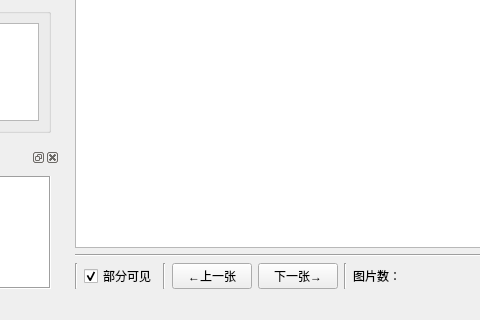
Above: UI/labelKPs.ui from Runki2018/LabelKPs before the change; both pictures show x 238 to 718 and y 452 to 772 of the 1048 by 772 pixel window. Below: the same form after it.
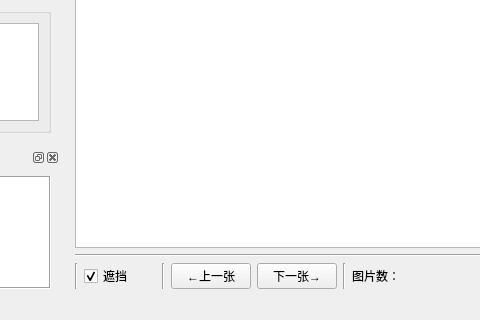
That is the form after the change. Icons and pictures are not drawn.

Commit message: 增加了遮挡检查

Patch:
```diff
--- a/UI/labelKPs.ui
+++ b/UI/labelKPs.ui
@@ -54,7 +54,7 @@
           <item>
            <widget class="QCheckBox" name="is_occlusion">
             <property name="text">
-             <string>部分可见</string>
+             <string>遮挡</string>
             </property>
             <property name="checked">
              <bool>true</bool>
```
